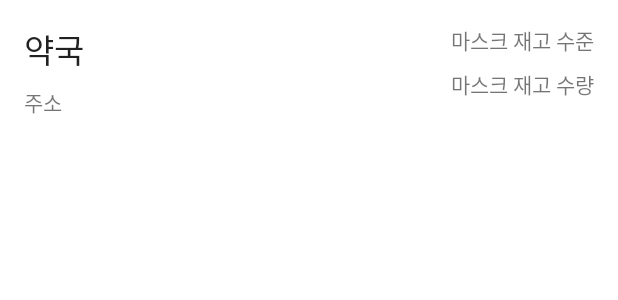
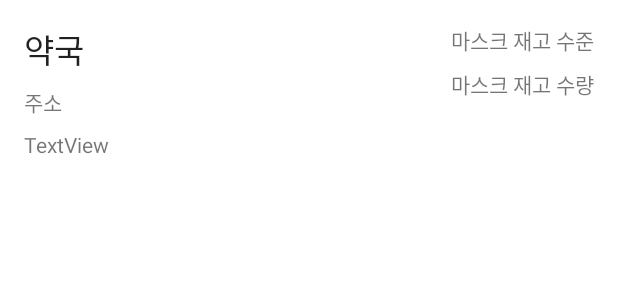
Before and after one commit to GONI95/Mask_App_Java, an Android app: the layout item_store.xml on its own in the app's theme, with its tools: preview values and no code run, on a phone screen of 412 x 824 dp. Shown: the top 300 px of the screen. Run offline under Robolectric (Android 15) with nearby library versions, the phone set to English and light mode, and no system bars.

Commit message:
Sort by distance between two points : Comparable의 compareTo() 메소드를 이용

```diff
--- a/app/src/main/res/layout/item_store.xml
+++ b/app/src/main/res/layout/item_store.xml
@@ -1,6 +1,5 @@
 <?xml version="1.0" encoding="utf-8"?>
-<androidx.constraintlayout.widget.ConstraintLayout
-    xmlns:android="http://schemas.android.com/apk/res/android"
+<androidx.constraintlayout.widget.ConstraintLayout xmlns:android="http://schemas.android.com/apk/res/android"
     xmlns:app="http://schemas.android.com/apk/res-auto"
     xmlns:tools="http://schemas.android.com/tools"
     android:layout_width="match_parent"
@@ -23,6 +22,8 @@
         android:layout_height="wrap_content"
         android:layout_marginStart="16dp"
         android:layout_marginTop="8dp"
+        android:layout_marginBottom="8dp"
+        app:layout_constraintBottom_toTopOf="@+id/distance_textView"
         app:layout_constraintEnd_toStartOf="@+id/count_textView"
         app:layout_constraintStart_toStartOf="parent"
         app:layout_constraintTop_toBottomOf="@+id/name_textView"
@@ -47,4 +48,16 @@
         app:layout_constraintEnd_toEndOf="parent"
         app:layout_constraintTop_toBottomOf="@+id/remain_textView"
         tools:text="마스크 재고 수량" />
+
+    <TextView
+        android:id="@+id/distance_textView"
+        android:layout_width="0dp"
+        android:layout_height="wrap_content"
+        android:layout_marginStart="16dp"
+        android:layout_marginEnd="16dp"
+        android:text="TextView"
+        app:layout_constraintBottom_toBottomOf="parent"
+        app:layout_constraintEnd_toEndOf="parent"
+        app:layout_constraintStart_toStartOf="parent"
+        app:layout_constraintTop_toBottomOf="@+id/addr_textView" />
 </androidx.constraintlayout.widget.ConstraintLayout>
```
Also changed, not shown: app/src/main/java/com/example/mask_app_java/LocationDistance.java (+77 -0 lines), app/src/main/java/com/example/mask_app_java/MainActivity.java (+8 -2 lines), app/src/main/java/com/example/mask_app_java/MainViewModel.java (+57 -27 lines), app/src/main/java/com/example/mask_app_java/StoreAdapter.java (+11 -0 lines), app/src/main/java/com/example/mask_app_java/model/Store.java (+14 -1 lines), app/src/main/java/com/example/mask_app_java/repository/MaskService.java (+18 -1 lines).
